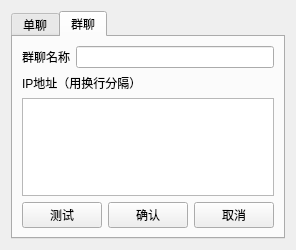
Old version of the form Qt-IM/add.ui in the repository XiaoZheng2003/BIT-QT-IM.
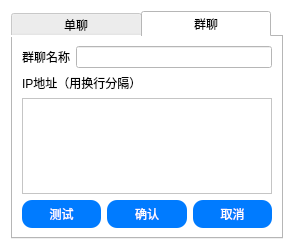
New version of the form. The open tabs and pages were chosen to show the change.

What changed in the file:
```diff
--- a/Qt-IM/add.ui
+++ b/Qt-IM/add.ui
@@ -13,11 +13,17 @@
   <property name="windowTitle">
    <string>Dialog</string>
   </property>
+  <property name="styleSheet">
+   <string notr="true">background-color: rgb(255, 255, 255);</string>
+  </property>
   <layout class="QHBoxLayout" name="horizontalLayout_4">
    <item>
     <widget class="QTabWidget" name="tabWidget">
+     <property name="styleSheet">
+      <string notr="true">QTabBar::tab { min-width: 130px; max-width: 260px; }</string>
+     </property>
      <property name="currentIndex">
-      <number>0</number>
+      <number>1</number>
      </property>
      <widget class="QWidget" name="person">
       <attribute name="title">
@@ -78,6 +84,15 @@
         <layout class="QHBoxLayout" name="horizontalLayout">
          <item>
           <widget class="QPushButton" name="personTest">
+           <property name="styleSheet">
+            <string notr="true">QPushButton {
+               background-color:#007BFF;
+               color: white;
+               padding: 5px;
+               border: none;
+               border-radius: 10px;
+ }</string>
+           </property>
            <property name="text">
             <string>测试</string>
            </property>
@@ -85,6 +100,15 @@
          </item>
          <item>
           <widget class="QPushButton" name="personConfirm">
+           <property name="styleSheet">
+            <string notr="true">QPushButton {
+               background-color:#007BFF;
+               color: white;
+               padding: 5px;
+               border: none;
+               border-radius: 10px;
+ }</string>
+           </property>
            <property name="text">
             <string>确认</string>
            </property>
@@ -92,6 +116,15 @@
          </item>
          <item>
           <widget class="QPushButton" name="personCancel">
+           <property name="styleSheet">
+            <string notr="true">QPushButton {
+               background-color:#007BFF;
+               color: white;
+               padding: 5px;
+               border: none;
+               border-radius: 10px;
+ }</string>
+           </property>
            <property name="text">
             <string>取消</string>
            </property>
@@ -138,6 +171,15 @@
         <layout class="QHBoxLayout" name="horizontalLayout_3">
          <item>
           <widget class="QPushButton" name="groupTest">
+           <property name="styleSheet">
+            <string notr="true">QPushButton {
+               background-color:#007BFF;
+               color: white;
+               padding: 5px;
+               border: none;
+               border-radius: 10px;
+ }</string>
+           </property>
            <property name="text">
             <string>测试</string>
            </property>
@@ -145,6 +187,15 @@
          </item>
          <item>
           <widget class="QPushButton" name="groupConfirm">
+           <property name="styleSheet">
+            <string notr="true">QPushButton {
+               background-color:#007BFF;
+               color: white;
+               padding: 5px;
+               border: none;
+               border-radius: 10px;
+ }</string>
+           </property>
            <property name="text">
             <string>确认</string>
            </property>
@@ -152,6 +203,15 @@
          </item>
          <item>
           <widget class="QPushButton" name="groupCancel">
+           <property name="styleSheet">
+            <string notr="true">QPushButton {
+               background-color:#007BFF;
+               color: white;
+               padding: 5px;
+               border: none;
+               border-radius: 10px;
+ }</string>
+           </property>
            <property name="text">
             <string>取消</string>
            </property>
```
